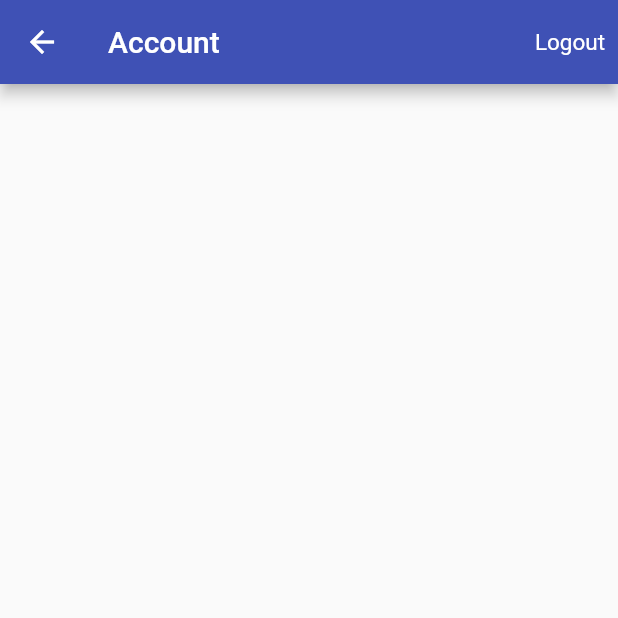
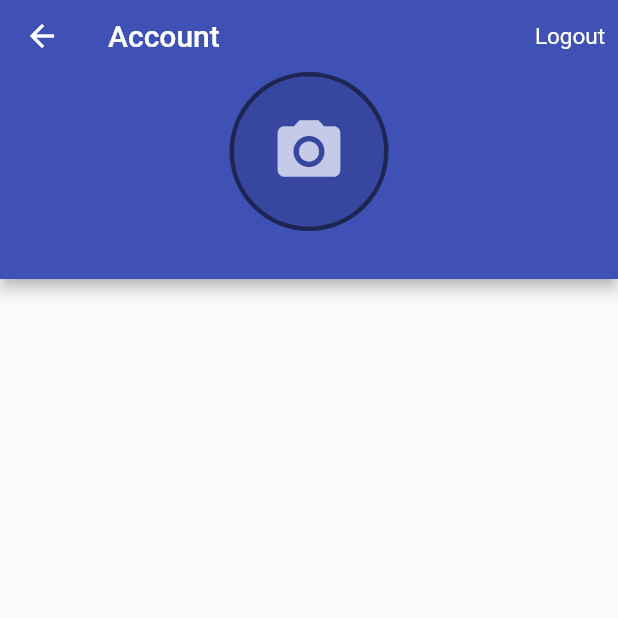
Before and after one commit to danielmolnar/flutter-time-tracker, a Flutter app: the AccountPage screen opened directly, on a phone screen of 412 x 824 dp, the top half of it. Run offline on Flutter 3.47's test engine with Material 2 defaults, Android fonts, the phone set to English and light mode, and no system bars; our stand-ins replace cloud_firestore, firebase_auth, firebase_core, google_sign_in, rxdart; missing offline and left inert: flutter_login_facebook; accounts and stored records are empty.

Commit message:
introduced rxdart and added avatar to account page

```diff
--- a/lib/app/home/account/account_page.dart
+++ b/lib/app/home/account/account_page.dart
@@ -1,4 +1,6 @@
+import 'package:firebase_auth/firebase_auth.dart';
 import 'package:flutter/material.dart';
+import 'package:flutter_time_tracker/common_widgets/avatar.dart';
 import 'package:provider/provider.dart';
 import 'package:flutter_time_tracker/services/auth.dart';
 import 'package:flutter_time_tracker/common_widgets/show_alert_dialog.dart';
@@ -28,6 +30,8 @@ class AccountPage extends StatelessWidget {
 
   @override
   Widget build(BuildContext context) {
+    final auth = Provider.of<AuthBase>(context, listen: false);
+
     return Scaffold(
       appBar: AppBar(
         title: Text('Account'),
@@ -42,7 +46,29 @@ class AccountPage extends StatelessWidget {
               ),
               onPressed: () => _confirmSignOut(context)),
         ],
+        bottom: PreferredSize(
+          preferredSize: Size.fromHeight(130),
+          child: _buildUserInfo(auth.currentUser),
+        ),
       ),
     );
   }
+
+  Widget _buildUserInfo(User user) {
+    return Column(
+      children: <Widget>[
+        Avatar(
+          photoUrl: user.photoURL,
+          radius: 50,
+        ),
+        SizedBox(height: 8),
+        if (user.displayName != null)
+          Text(
+            user.displayName,
+            style: TextStyle(color: Colors.white),
+          ),
+        SizedBox(height: 8),
+      ],
+    );
+  }
 }
--- a/lib/app/home/home_page.dart
+++ b/lib/app/home/home_page.dart
@@ -1,4 +1,5 @@
 import 'jobs/jobs_page.dart';
+import 'entries/entries_page.dart';
 import 'account/account_page.dart';
 import 'cupertino_home_scaffold.dart';
 import 'package:flutter/material.dart';
@@ -21,7 +22,7 @@ class _HomePageState extends State<HomePage> {
   Map<TabItem, WidgetBuilder> get widgetBuilders {
     return {
       TabItem.jobs: (_) => JobsPage(),
-      TabItem.entries: (_) => Container(),
+      TabItem.entries: (context) => EntriesPage.create(context),
       TabItem.account: (_) => AccountPage(),
     };
   }
--- /dev/null
+++ b/lib/common_widgets/avatar.dart
@@ -0,0 +1,26 @@
+import 'package:flutter/material.dart';
+
+class Avatar extends StatelessWidget {
+  Avatar({@required this.photoUrl, @required this.radius});
+  final String photoUrl;
+  final double radius;
+
+  @override
+  Widget build(BuildContext context) {
+    return Container(
+      decoration: BoxDecoration(
+        shape: BoxShape.circle,
+        border: Border.all(
+          color: Colors.black54,
+          width: 3,
+        ),
+      ),
+      child: CircleAvatar(
+        radius: radius,
+        backgroundColor: Colors.black12,
+        backgroundImage: photoUrl != null ? NetworkImage(photoUrl) : null,
+        child: photoUrl == null ? Icon(Icons.camera_alt, size: radius) : null,
+      ),
+    );
+  }
+}
--- a/pubspec.yaml
+++ b/pubspec.yaml
@@ -29,6 +29,7 @@ dependencies:
   firebase_core: ^1.3.0
   firebase_auth: ^1.4.1
   cloud_firestore: ^2.2.2
+  rxdart: ^0.27.1
   provider: ^5.0.0
   intl: ^0.17.0
 dev_dependencies:
```
Also changed, not shown: lib/app/home/entries/daily_jobs_details.dart (added, +71 -0 lines), lib/app/home/entries/entries_bloc.dart (added, +75 -0 lines), lib/app/home/entries/entries_list_tile.dart (added, +49 -0 lines), lib/app/home/entries/entries_page.dart (added, +40 -0 lines), lib/app/home/entries/entry_job.dart (added, +9 -0 lines), lib/app/sign_in/email_sign_in_bloc.dart (+8 -8 lines), pubspec.lock.
